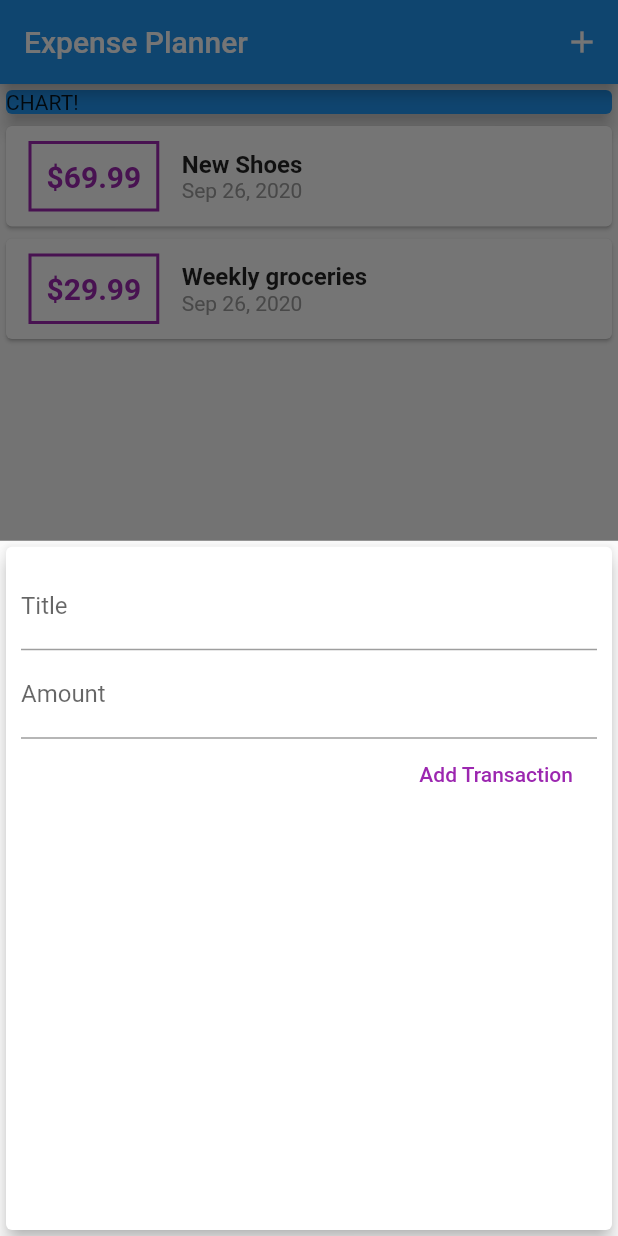
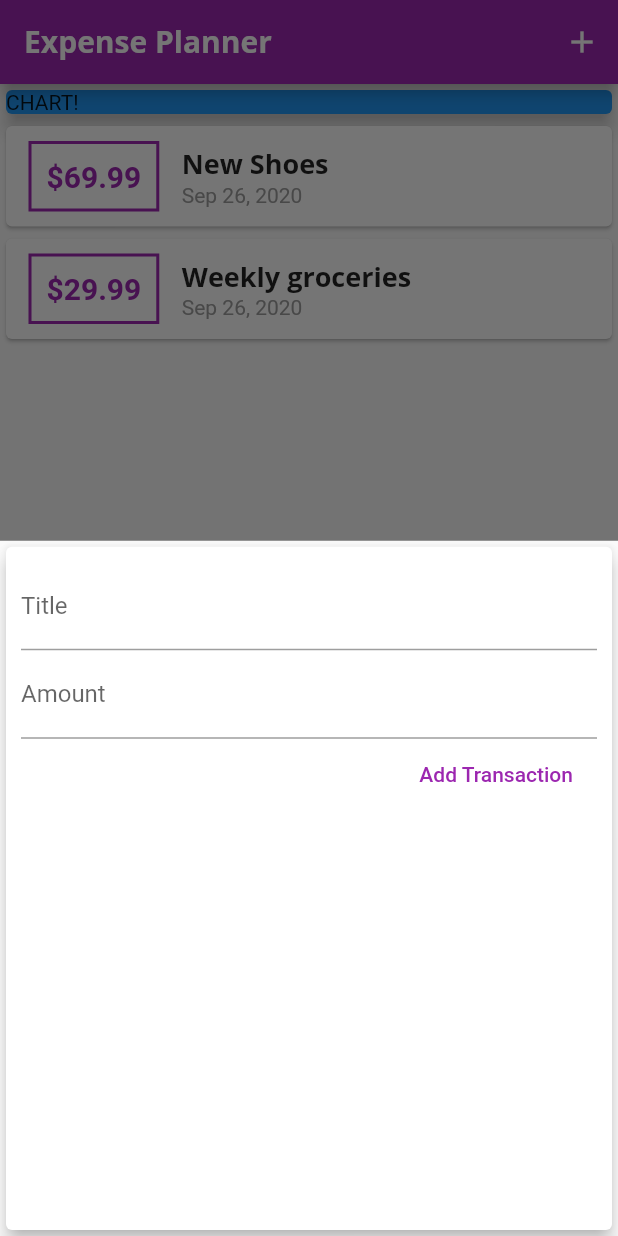
Before and after one commit to shreyassingh431/Expense_Planner-flutter-, a Flutter app: the screen it shows after launch, after a tap on the "add" icon, on a phone screen of 412 x 824 dp. Run offline on Flutter 3.47's test engine with Material 2 defaults, Android fonts, the phone set to English and light mode, and no system bars.

Commit message:
theme, common styling and custom fonts demo

```diff
--- a/lib/main.dart
+++ b/lib/main.dart
@@ -13,6 +13,15 @@ class MyApp extends StatelessWidget {
   Widget build(BuildContext context) {
     return MaterialApp(
       title: 'Expense Planner',
+      theme: ThemeData(
+          primarySwatch: Colors.purple,
+          accentColor: Colors.deepPurpleAccent,
+          fontFamily: 'Quicksand',
+          textTheme: ThemeData.light().textTheme.copyWith(
+              title: TextStyle(fontFamily: 'OpenSans', fontSize: 18, fontWeight: FontWeight.bold),),
+          appBarTheme: AppBarTheme(
+              textTheme: ThemeData.light().textTheme.copyWith(
+                  title: TextStyle(fontFamily: 'OpenSans', fontSize: 20, fontWeight: FontWeight.bold)))),
       home: MyHomePage(),
     );
   }
@@ -24,7 +33,6 @@ class MyHomePage extends StatefulWidget {
 }
 
 class _MyHomePageState extends State<MyHomePage> {
-
   final List<Transaction> _userTransaction = [
     Transaction(
       id: 't1',
@@ -45,14 +53,11 @@ class _MyHomePageState extends State<MyHomePage> {
         title: txTitle,
         amount: txAmount,
         date: DateTime.now(),
-        id: DateTime.now().toString()
-    );
+        id: DateTime.now().toString());
 
     setState(() {
       _userTransaction.add(newTx);
     });
-
-
   }
 
   void _startAddNewTransaction(BuildContext ctx) {
--- a/lib/widgets/new_transaction.dart
+++ b/lib/widgets/new_transaction.dart
@@ -1,12 +1,19 @@
 import 'package:flutter/cupertino.dart';
 import 'package:flutter/material.dart';
 
-class NewTransaction extends StatelessWidget {
+class NewTransaction extends StatefulWidget {
   final Function addTx;
-  final titleController = TextEditingController();
-  final amountController = TextEditingController();
 
   NewTransaction(this.addTx);
+
+  @override
+  _NewTransactionState createState() => _NewTransactionState();
+}
+
+class _NewTransactionState extends State<NewTransaction> {
+  final titleController = TextEditingController();
+
+  final amountController = TextEditingController();
 
   void submitData(){
     final enteredTitle = titleController.text;
@@ -16,7 +23,9 @@ class NewTransaction extends StatelessWidget {
       return;
     }
 
-    addTx(enteredTitle, enteredAmount,);
+    widget.addTx(enteredTitle, enteredAmount,);
+
+    Navigator.of(context).pop(); // closes bottomsheet on click keypad's done key
 
 }
 
--- a/lib/widgets/transaction_list.dart
+++ b/lib/widgets/transaction_list.dart
@@ -23,14 +23,14 @@ class TransactionList extends StatelessWidget {
                       horizontal: 15,
                     ),
                     decoration: BoxDecoration(
-                        border: Border.all(color: Colors.purple, width: 2)),
+                        border: Border.all(color: Theme.of(context).primaryColor, width: 2)),
                     padding: EdgeInsets.all(10),
                     child: Text(
                       '\$${transactions[index].amount.toStringAsFixed(2)}',
                       style: TextStyle(
                           fontWeight: FontWeight.bold,
                           fontSize: 20,
-                          color: Colors.purple),
+                          color:  Theme.of(context).primaryColor),
                     ),
                   ),
                   Column(
@@ -38,9 +38,7 @@ class TransactionList extends StatelessWidget {
                     children: <Widget>[
                       Text(
                         transactions[index].title,
-                        style: TextStyle(
-                            fontSize: 16, fontWeight: FontWeight.bold),
-                      ),
+                        style: Theme.of(context).textTheme.title),
                       Text(
                         //DateFormat('yyyy/MM/dd').format(tx.date),  // 1 way
                         DateFormat.yMMMd().format(transactions[index].date),
```
Also changed, not shown: pubspec.yaml (+25 -20 lines), assets/fonts/OpenSans-Bold.ttf (added), assets/fonts/OpenSans-Regular.ttf (added), assets/fonts/Quicksand-Bold.ttf (added), assets/fonts/Quicksand-Light.ttf (added), assets/fonts/Quicksand-Medium.ttf (added), assets/fonts/Quicksand-Regular.ttf (added).
